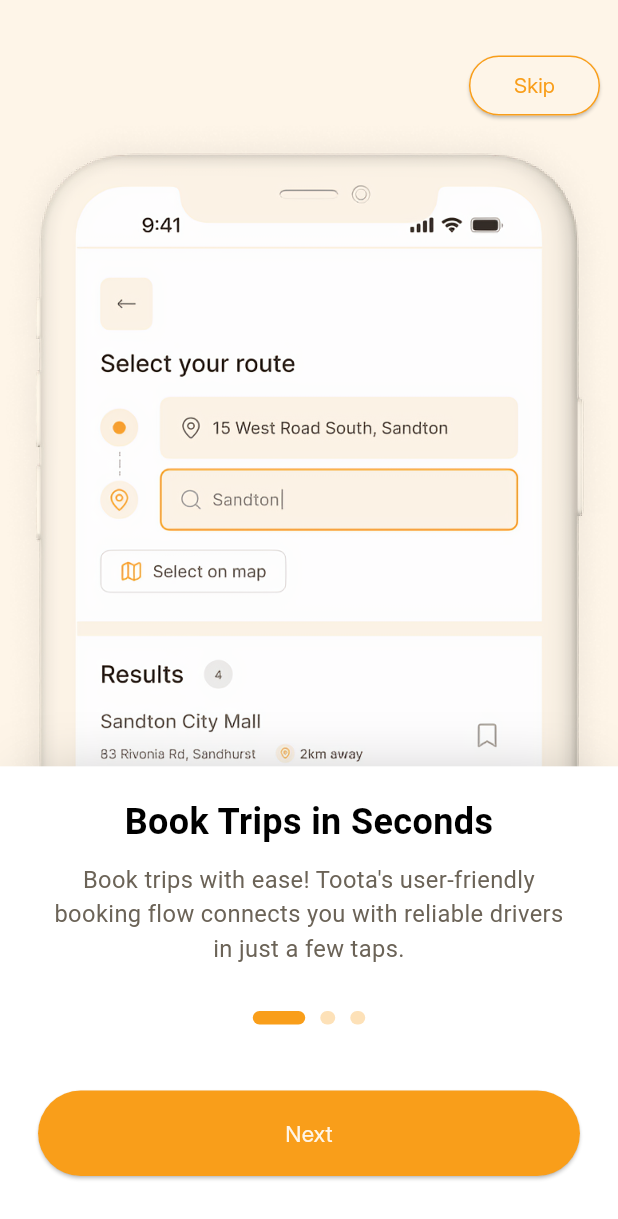
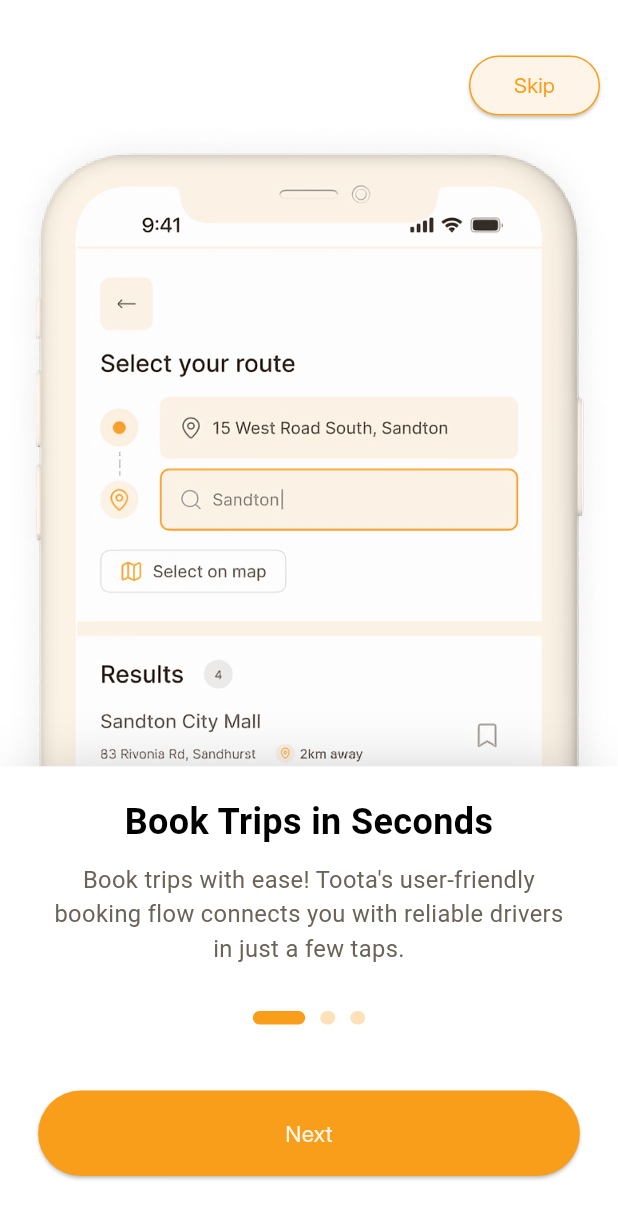
Before and after one commit to steve2700/toota-mobile-sa, a Flutter app: the OnboardingScreen screen opened directly, on a phone screen of 412 x 824 dp. Shown: the top 1219 px of the screen. Run offline on Flutter 3.47's test engine with Material 3 defaults, Android fonts, the phone set to English and light mode, and no system bars; our stand-ins replace flutter_svg, font_awesome_flutter.

Commit message:
`Refactor: Update home screen, onboarding screen, and animated loader widget`

```diff
--- a/toota_mobile_sa/lib/main.dart
+++ b/toota_mobile_sa/lib/main.dart
@@ -5,7 +5,7 @@ import 'package:toota_mobile_sa/screens/KYC/kyc_screen_one.dart';
 
 void main() {
   runApp(const MaterialApp(
-    home: KycScreenOne(),
+    home: App(),
   ));
 }
 
--- a/toota_mobile_sa/lib/screens/Onboarding Page/onboarding.dart
+++ b/toota_mobile_sa/lib/screens/Onboarding Page/onboarding.dart
@@ -17,7 +17,7 @@ class _OnboardingScreenState extends State<OnboardingScreen> {
   Widget build(BuildContext context) {
     double containerWidth = MediaQuery.of(context).size.width * 1;
     return Scaffold(
-      backgroundColor: AppColors.roleColor,
+      backgroundColor: Colors.white,
       body: Stack(
         children: [
           Padding(
--- a/toota_mobile_sa/lib/widgets/animated_loader.dart
+++ b/toota_mobile_sa/lib/widgets/animated_loader.dart
@@ -93,7 +93,7 @@ class MovingArcPainter extends CustomPainter {
     final Paint outlinePaint = Paint()
       ..color = outlineColor
       ..style = PaintingStyle.stroke
-      ..strokeWidth = 7;
+      ..strokeWidth = 3;
 
     // Paint for the animated arc
     final Paint arcPaint = Paint()
```
